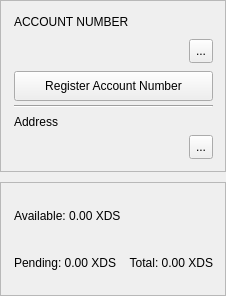
Before: the Qt Designer form src/gui/ui/accountframe.ui in discretecoin/discrete-wallet, drawn with Qt 5.
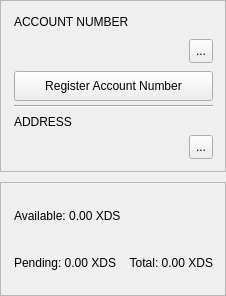
After: the same form once the commit is applied. Icons and pictures are not drawn.

Commit message: Bold the address; style ADDRESS caption like the other card captions

```diff
--- a/src/gui/ui/accountframe.ui
+++ b/src/gui/ui/accountframe.ui
@@ -174,7 +174,7 @@
       <item>
        <widget class="QLabel" name="label">
         <property name="text">
-         <string>Address</string>
+         <string>ADDRESS</string>
         </property>
        </widget>
       </item>
```
The commit also changes 1 other file.
